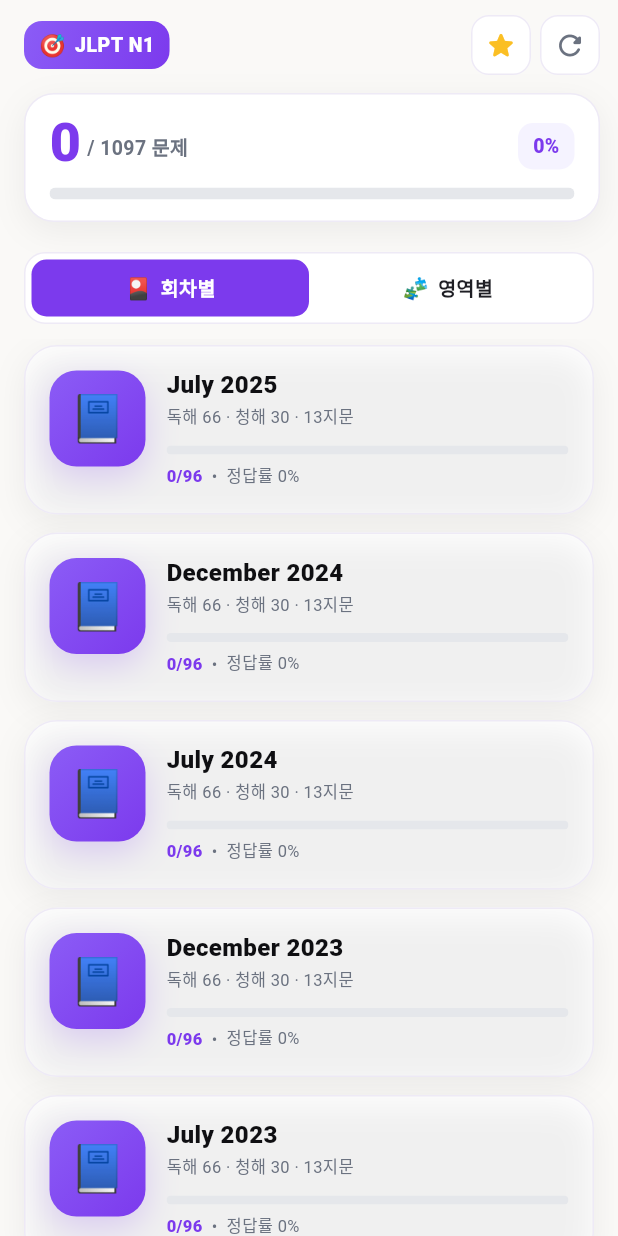
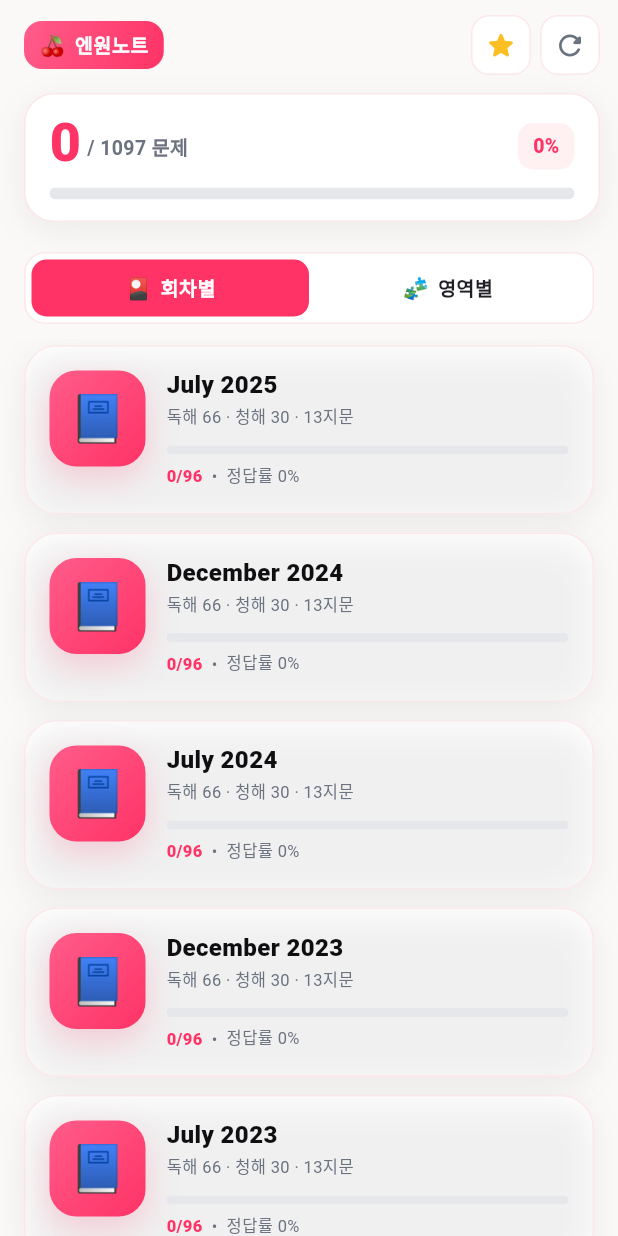
Before and after one commit to CobyApp/jlpt-app, a Flutter app: the screen it shows after launch, on a phone screen of 412 x 824 dp. Run offline on Flutter 3.47's test engine with Material 3 defaults, Android fonts, the phone set to English and light mode, and no system bars; our stand-ins replace go_router, just_audio, shared_preferences.

Commit message:
design: 포인트 컬러 핫 체리 레드 + 키치 아이콘 재제작 + 앱 이름 변경
포인트 컬러 (1020 키치)
- 보라 (#7C3AED) → 핫 체리 레드 (#FF3366)
- brandDeep: rose-600 (#E11D48), brandSoft: rose-50 (#FFE4E6)
- brandGradient: 분홍-체리 그라데이션 (#FF5C8A → #FF3366)
- cardBorder: 살짝 핑크 기운 (#FCE7EB)
- 회차 카드 그림자 + question 옵션 선택 색도 새 톤으로

아이콘
- 그라데이션 재작업: 코랄(#FFAA64) → 체리레드(#FF3366) → 마젠타(#FF3399)
  → 딥 바이올렛(#9333EA) — Y2K 선셋 톤
- 데코 스티커: 민트→크림 옐로, 시안→라임그린 등 따뜻한 보색으로 교체
- N1 스티커 (흰색 + 검정 18px 아웃라인 + -6° 회전) 유지
- Android adaptive background: #FF3366
- iOS/Android 모든 해상도 재생성

앱 이름
- "JLPT N1" → "엔원노트" (홈화면 라벨, MaterialApp.title, 상단 칩 🍒)
- iOS Info.plist + Android Manifest + main.dart 모두 동기화

Co-Authored-By: Claude Opus 4.7 (1M context) <noreply@anthropic.com>

```diff
--- a/lib/main.dart
+++ b/lib/main.dart
@@ -19,7 +19,7 @@ class JlptApp extends StatelessWidget {
   @override
   Widget build(BuildContext context) {
     return MaterialApp.router(
-      title: 'JLPT N1',
+      title: '엔원노트',
       theme: buildTheme(),
       debugShowCheckedModeBanner: false,
       routerConfig: buildRouter(),
--- a/lib/theme.dart
+++ b/lib/theme.dart
@@ -7,10 +7,11 @@ library;
 import 'package:flutter/material.dart';
 
 // ── 색 토큰 ───────────────────────────────────────────────
-const Color brandPrimary = Color(0xFF7C3AED); // violet-600
-const Color brandDeep = Color(0xFF6D28D9); // violet-700 (hover/press)
-const Color brandSoft = Color(0xFFEDE9FE); // violet-100 (bg tint)
-const Color brandSurface = Color(0xFFF5F3FF); // violet-50 (chip bg)
+// Y2K 톤의 핫 체리 레드 — 1020 키치 포인트 컬러.
+const Color brandPrimary = Color(0xFFFF3366); // hot cherry pop
+const Color brandDeep = Color(0xFFE11D48); // rose-600 (hover/press)
+const Color brandSoft = Color(0xFFFFE4E6); // rose-50 (bg tint)
+const Color brandSurface = Color(0xFFFFF1F2); // rose-50 lighter (chip bg)
 
 const Color listeningPrimary = Color(0xFF3B82F6); // blue-500
 const Color listeningDeep = Color(0xFF2563EB); // blue-600
@@ -32,7 +33,7 @@ const Color textMuted = Color(0xFF6B7280);
 
 const Color appBg = Color(0xFFFAF9F7);
 const Color cardBg = Color(0xFFFFFFFF);
-const Color cardBorder = Color(0xFFEEEAF6); // 살짝 보라 기운
+const Color cardBorder = Color(0xFFFCE7EB); // 살짝 핑크 기운
 
 // ── 레거시 alias (기존 코드 호환) ─────────────────────────────
 const Color accentPrimary = brandPrimary;
@@ -74,7 +75,7 @@ ThemeData buildTheme() {
       style: FilledButton.styleFrom(
         backgroundColor: brandPrimary,
         foregroundColor: Colors.white,
-        disabledBackgroundColor: const Color(0xFFE5E1F0),
+        disabledBackgroundColor: const Color(0xFFF0E1E4),
         disabledForegroundColor: const Color(0xFF9CA3AF),
         shape: RoundedRectangleBorder(
           borderRadius: BorderRadius.circular(16),
@@ -118,12 +119,12 @@ const List<BoxShadow> softShadow = [
   ),
 ];
 
-/// 메인 CTA 그라데이션 (보라). FilledButton 안에 직접 못 쓰니까
+/// 메인 CTA 그라데이션 (핫 체리). FilledButton 안에 직접 못 쓰니까
 /// Ink + Container 조합으로 큰 버튼/배지 만들 때 활용.
 const LinearGradient brandGradient = LinearGradient(
   begin: Alignment.topLeft,
   end: Alignment.bottomRight,
-  colors: [Color(0xFF8B5CF6), Color(0xFF7C3AED)],
+  colors: [Color(0xFFFF5C8A), Color(0xFFFF3366)],
 );
 
 const LinearGradient listeningGradient = LinearGradient(
--- a/lib/views/home_page.dart
+++ b/lib/views/home_page.dart
@@ -197,10 +197,10 @@ class _HomePageState extends State<HomePage> with SingleTickerProviderStateMixin
                 child: const Row(
                   mainAxisSize: MainAxisSize.min,
                   children: [
-                    Text('🎯', style: TextStyle(fontSize: 14)),
+                    Text('🍒', style: TextStyle(fontSize: 14)),
                     SizedBox(width: 6),
                     Text(
-                      'JLPT N1',
+                      '엔원노트',
                       style: TextStyle(
                         fontSize: 13,
                         fontWeight: FontWeight.w900,
@@ -467,7 +467,7 @@ class _HomePageState extends State<HomePage> with SingleTickerProviderStateMixin
                       borderRadius: BorderRadius.circular(18),
                       boxShadow: const [
                         BoxShadow(
-                          color: Color(0x337C3AED),
+                          color: Color(0x33FF3366),
                           blurRadius: 18,
                           offset: Offset(0, 8),
                         ),
--- a/lib/views/question_page.dart
+++ b/lib/views/question_page.dart
@@ -332,9 +332,9 @@ class _QuestionViewState extends State<_QuestionView> {
               bg = const Color(0xFFFEE2E2);
               border = const Color(0xFFB91C1C);
             } else if (picked) {
-              bg = accentSoft;
-              border = accentPrimary;
-              fg = accentPrimary;
+              bg = brandSoft;
+              border = brandPrimary;
+              fg = brandPrimary;
             }
             return Padding(
               padding: const EdgeInsets.only(bottom: 10),
--- a/pubspec.yaml
+++ b/pubspec.yaml
@@ -28,7 +28,7 @@ flutter_launcher_icons:
   ios: true
   remove_alpha_ios: true
   image_path: "assets/icon/icon.png"
-  adaptive_icon_background: "#FF79C6"
+  adaptive_icon_background: "#FF3366"
   adaptive_icon_foreground: "assets/icon/icon_fg.png"
 
 flutter:
```
Also changed, not shown: assets/icon/icon.png, 29 other files.
